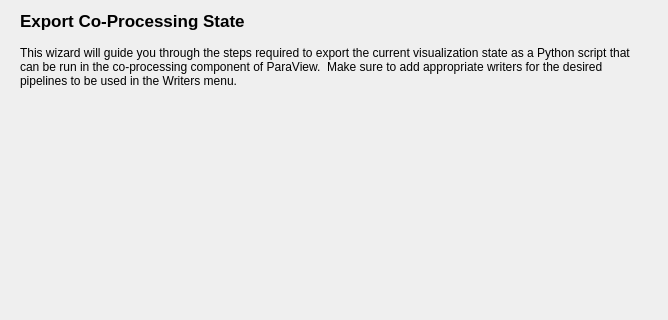
This is Qt/Components/Resources/UI/pqExportStateWizard.ui in Kitware/ParaView as Qt 5 draws it before an edit; both pictures show x 0 to 668 and y 0 to 320 of the 668 by 908 pixel window. The edited form follows.
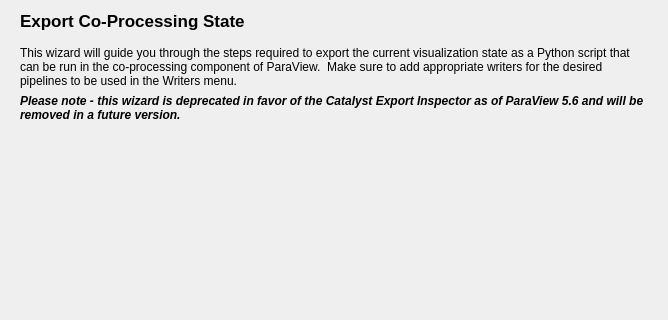
This is the edited form. Custom widgets are drawn as their Qt base class.

The edit to the form file:
```diff
--- a/Qt/Components/Resources/UI/pqExportStateWizard.ui
+++ b/Qt/Components/Resources/UI/pqExportStateWizard.ui
@@ -40,7 +40,7 @@
       </property>
      </widget>
     </item>
-    <item row="1" column="0">
+    <item row="2" column="0">
      <spacer name="verticalSpacer_2">
       <property name="orientation">
        <enum>Qt::Vertical</enum>
@@ -53,6 +53,23 @@
       </property>
      </spacer>
     </item>
+    <item row="1" column="0">
+     <widget class="QLabel" name="label_6">
+      <property name="font">
+       <font>
+        <weight>75</weight>
+        <italic>true</italic>
+        <bold>true</bold>
+       </font>
+      </property>
+      <property name="text">
+       <string>Please note - this wizard is deprecated in favor of the Catalyst Export Inspector as of ParaView 5.6 and will be removed in a future version.</string>
+      </property>
+      <property name="wordWrap">
+       <bool>true</bool>
+      </property>
+     </widget>
+    </item>
    </layout>
   </widget>
   <widget class="pqSGExportStateWizardPage2" name="wizardPage2">
```
Left out of the diff: 4 changed lines with no effect on the pictures.
